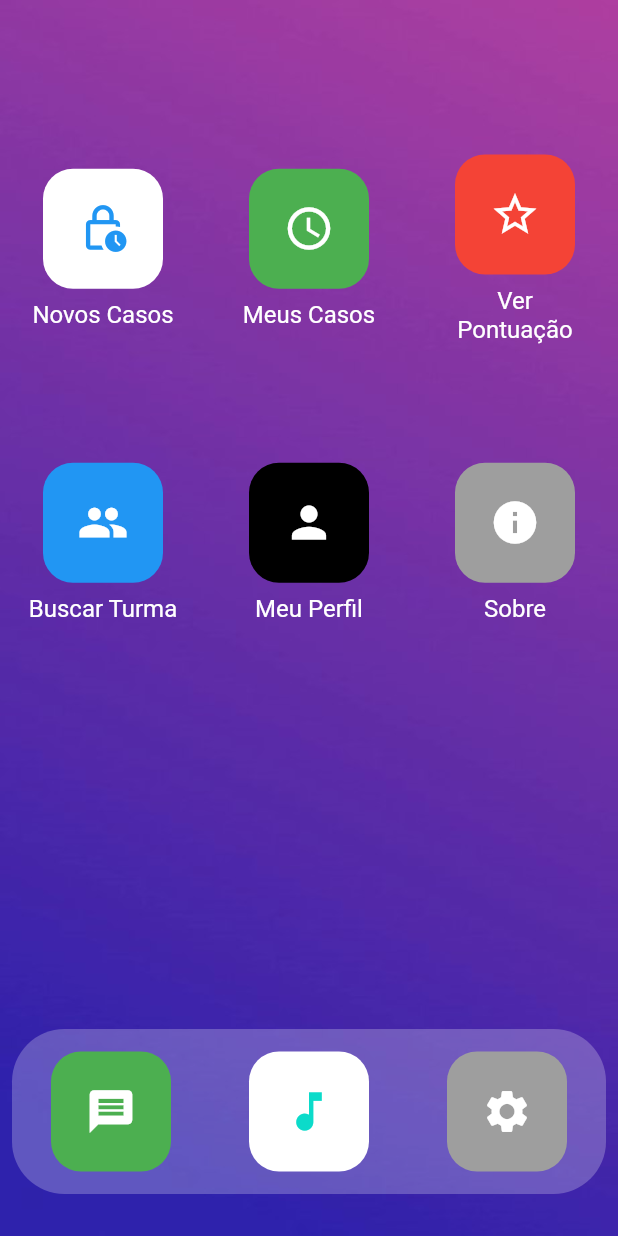
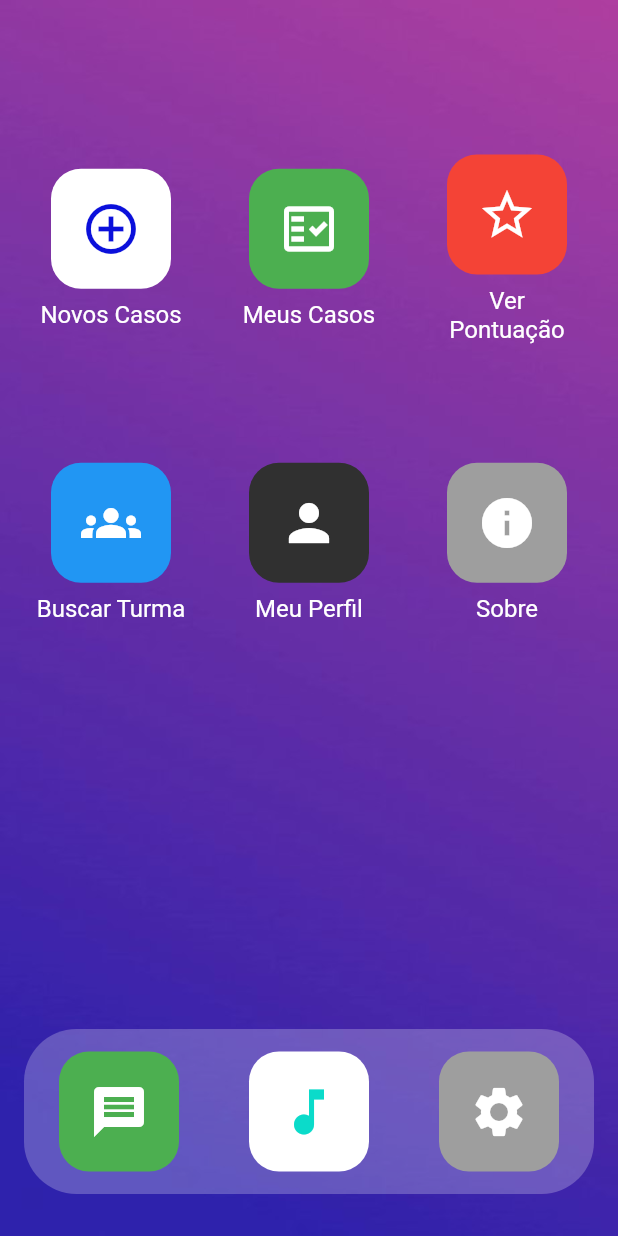
Before and after one commit to NunoObjr/diagnosticus, a Flutter app: the HomeStudentPage screen opened by its route, on a phone screen of 412 x 824 dp. Run offline on Flutter 3.47's test engine with Material 2 defaults, Android fonts, the light colour scheme and no system bars; our stand-ins replace dio, get.

Commit message:
feat: alterando home

```diff
--- a/lib/modules/homeStudent/presenter/home_student_page.dart
+++ b/lib/modules/homeStudent/presenter/home_student_page.dart
@@ -17,7 +17,7 @@ class HomeStudentPage extends GetView<HomeStudentController> {
         ),
         child: SafeArea(
           child: Padding(
-            padding: const EdgeInsets.only(top: 88.0),
+            padding: const EdgeInsets.only(top: 88.0, left: 8, right: 8),
             child: Column(
               children: [
                 Row(
@@ -26,13 +26,13 @@ class HomeStudentPage extends GetView<HomeStudentController> {
                     _IconPhoneWidget(
                       text: 'Novos Casos',
                       color: Colors.white,
-                      icon: Icons.lock_clock_outlined,
-                      iconColor: Colors.blue,
+                      icon: Icons.add_circle_outline,
+                      iconColor: Color(0xFF0B10DB),
                     ),
                     _IconPhoneWidget(
                       text: 'Meus Casos',
                       color: Colors.green,
-                      icon: Icons.schedule_outlined,
+                      icon: Icons.fact_check_outlined,
                       onTap: () {
                         Get.toNamed(DiagnosticusRoutes.cases);
                       },
@@ -50,12 +50,13 @@ class HomeStudentPage extends GetView<HomeStudentController> {
                     mainAxisAlignment: MainAxisAlignment.spaceAround,
                     children: [
                       _IconPhoneWidget(
-                          text: 'Buscar Turma',
-                          color: Colors.blue,
-                          icon: Icons.group),
+                        text: 'Buscar Turma',
+                        color: Colors.blue,
+                        icon: Icons.groups,
+                      ),
                       _IconPhoneWidget(
                         text: 'Meu Perfil',
-                        color: Colors.black,
+                        color: Color(0xFF303030),
                         icon: Icons.person,
                         onTap: () {
                           Get.toNamed(DiagnosticusRoutes.profile);
@@ -144,7 +145,7 @@ class _IconPhoneWidget extends StatelessWidget {
                   child: Icon(
                     icon,
                     color: iconColor ?? Colors.white,
-                    size: 34,
+                    size: 40,
                   ),
                 ),
               ),
```
